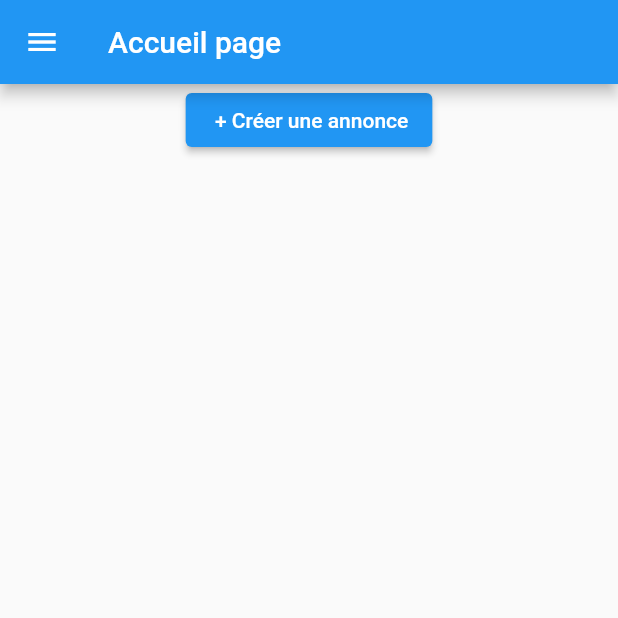
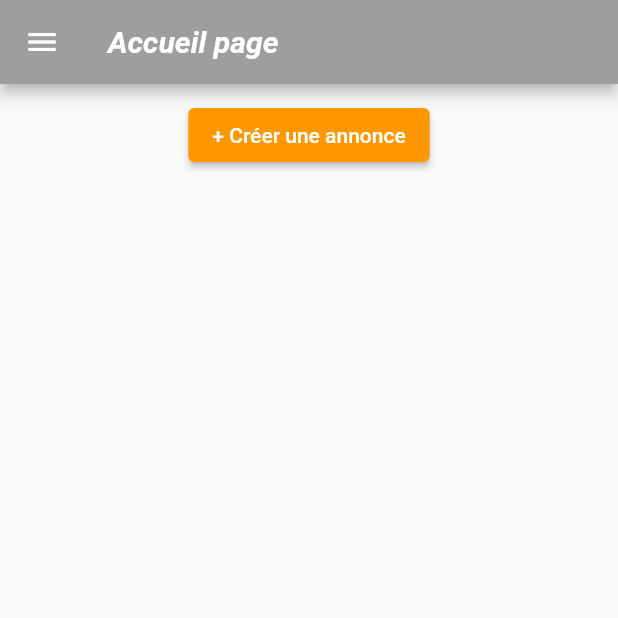
Before and after one commit to laulau-tlj/finalflutterapp, a Flutter app: the DashBoard screen opened directly, in the side drawer, after a tap on "+ Créer une annonce", on a phone screen of 412 x 824 dp, the top half of it. Run offline on Flutter 3.47's test engine with Material 2 defaults, Android fonts, the phone set to English and light mode, and no system bars; our stand-ins replace cloud_firestore, firebase_auth, firebase_core, firebase_storage, random_string; accounts and stored records are empty.

Commit message:
version 0.1(final for now)

```diff
--- a/lib/controller/InfoPerso.dart
+++ b/lib/controller/InfoPerso.dart
@@ -16,7 +16,8 @@ class InfoPersoState extends State<InfoPerso>{
     // TODO: implement build
     return Scaffold(
       appBar: AppBar(
-        title: Text("Mon Profil"),
+        backgroundColor: Colors.grey,
+        title: Text("Mon Profil", style: TextStyle(fontStyle: FontStyle.italic,fontWeight: FontWeight.bold, color: Colors.orange),),
         centerTitle: true,
 
       ),
@@ -27,18 +28,36 @@ class InfoPersoState extends State<InfoPerso>{
 
   Widget bodyPage(){
     return ListView(
+      padding: const EdgeInsets.all(10),
       children: [
+        //avatar
+        const CircleAvatar(
+          radius: 60,
+          backgroundColor: Colors.grey,
+        ),
         const SizedBox(height: 10,),
         //Pseudo
-        Text("Pseudo : ${MyAccount.pseudo}",style: const TextStyle(fontSize: 20,fontWeight: FontWeight.bold)),
+        Card(
+            child: Text("Pseudo : ${MyAccount.pseudo}",style: const TextStyle(
+                fontSize: 25,
+                color: Colors.orange,
+                fontWeight: FontWeight.bold
+            ))
+        ),
+
 
         //adresse mail
-        Text("Adresse mail : ${MyAccount.mail}",style: const TextStyle(fontSize: 20,fontWeight: FontWeight.bold)),
+        Card(
+          child: Text("Adresse mail : ${MyAccount.mail}",style: const TextStyle(fontSize: 15,fontWeight: FontWeight.normal)),
+        ),
+
 
         //Nom et prénom
-        Text("Nom : ${MyAccount.nom}",style: const TextStyle(fontSize: 20,fontWeight: FontWeight.bold)), //A CHANGER
+        Card(
+          child: Text("Nom : ${MyAccount.nom}",style: const TextStyle(fontSize: 15,fontWeight: FontWeight.normal)),
+        )
+
       ],
-      padding: EdgeInsets.all(10),
     );
   }
 
--- a/lib/controller/ListAnnonce.dart
+++ b/lib/controller/ListAnnonce.dart
@@ -45,7 +45,7 @@ class ListAnnonceState extends State<ListAnnonce> {
                   AnnonceInfo Annonce = AnnonceInfo(documents[index]);
                   return Row(
                     children : [
-                      new Flexible(child: Card(
+                      Flexible(child: Card(
                         elevation: 5,
                         shape: RoundedRectangleBorder(borderRadius: BorderRadius.circular(20)),
                         child:  ListTile(
--- a/lib/model/Utilisateur.dart
+++ b/lib/model/Utilisateur.dart
@@ -16,7 +16,7 @@ class Utilisateur {
     Map<String,dynamic> map = snapshot.data() as Map<String,dynamic>;
     pseudo = map["PSEUDO"];
     mail = map["MAIL"];
-
+    nom = map["NOM"];
   }
 
 
--- a/lib/view/DashBoard.dart
+++ b/lib/view/DashBoard.dart
@@ -19,7 +19,6 @@ class DashBoardState extends State<DashBoard>{
     // TODO: implement build
     return Scaffold(
       drawer: Container(
-
           height: MediaQuery.of(context).size.height,
           width: MediaQuery.of(context).size.width/2,
           decoration: const BoxDecoration(
@@ -29,7 +28,9 @@ class DashBoardState extends State<DashBoard>{
           child : InfoPerso(),
       ),
       appBar: AppBar(
-        title: const Text("Accueil page"),
+        backgroundColor: Colors.grey,
+
+        title: const Text("Accueil page", style: TextStyle(fontStyle: FontStyle.italic,fontWeight: FontWeight.bold, color: Colors.white),),
       ),
       body: bodyPage(),
     );
@@ -38,7 +39,11 @@ class DashBoardState extends State<DashBoard>{
   Widget bodyPage(){
     return Column(
       children: [
+        const SizedBox(height: 10,),
         ElevatedButton(
+            style: ElevatedButton.styleFrom(
+              primary: Colors.orange,
+            ),
             onPressed: (){
               Navigator.push(context, MaterialPageRoute(
                   builder: (context){
@@ -47,12 +52,13 @@ class DashBoardState extends State<DashBoard>{
               ));
 
             },
-            child: const Text(" + Créer une annonce")
+            child: const Text("+ Créer une annonce")
         ),
+        const SizedBox(height: 10,),
 
         Container(
           width: MediaQuery.of(context).size.width,
-          height: MediaQuery.of(context).size.height-60,
+          height: MediaQuery.of(context).size.height-167,
           child: ListAnnonce(),
         )
       ],
```
Also changed, not shown: lib/main.dart (+18 -8 lines), lib/view/AddAnnonce.dart (+22 -3 lines), lib/view/ModifAnnonce.dart (+26 -5 lines), lib/view/inscription.dart (+15 -2 lines).
